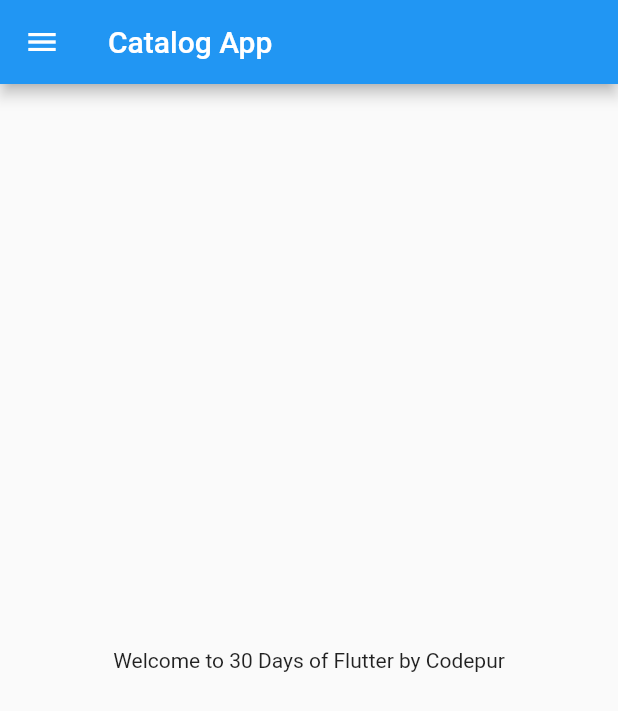
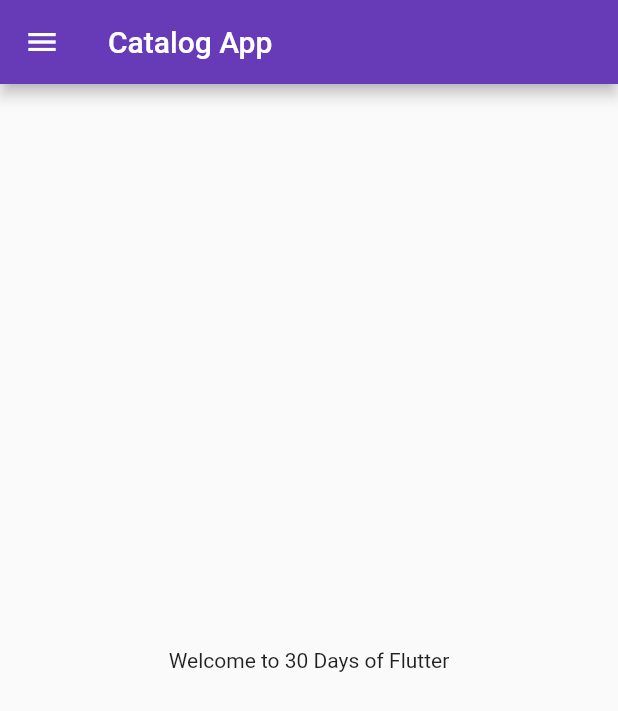
Before and after one commit to deepanshutomarr/Catalog-App, a Flutter app: the screen it shows after launch, on a phone screen of 412 x 824 dp. Shown: the top 711 px of the screen. Run offline on Flutter 3.47's test engine with Material 2 defaults, Android fonts, the phone set to English and light mode, and no system bars.

Commit message:
Day 3 Completed

```diff
--- a/lib/main.dart
+++ b/lib/main.dart
@@ -1,5 +1,6 @@
 import 'package:flutter/material.dart';
-import 'package:flutter_demo/home_page.dart';
+import 'package:flutter_demo/pages/home_page.dart';
+import 'package:flutter_demo/pages/login_page.dart';
 
 void main() {
   runApp(MyApp());
@@ -11,7 +12,18 @@ class MyApp extends StatelessWidget {
   @override
   Widget build(BuildContext context) {
     return MaterialApp(
-      home: Homepage(),
+      // home: Homepage(),
+      themeMode: ThemeMode.light,
+      theme: ThemeData(primarySwatch: Colors.deepPurple),
+      darkTheme: ThemeData(
+        brightness: Brightness.light,
+      ),
+      initialRoute: "/home",
+      routes: {
+        "/": (context) => loginPage(),
+        "/home": (context) => Homepage(),
+        "/Login": (context) => loginPage()
+      },
     );
   }
 }
--- a/lib/home_page.dart
+++ b/lib/pages/home_page.dart
@@ -12,7 +12,7 @@ class Homepage extends StatelessWidget {
       ),
       body: Center(
         child: Container(
-          child: Text("Welcome to $days Days of Flutter by $name"),
+          child: Text("Welcome to $days Days of Flutter"),
         ),
       ),
       drawer: Drawer(),
```
Also changed, not shown: lib/pages/login_page.dart (added, +20 -0 lines).
